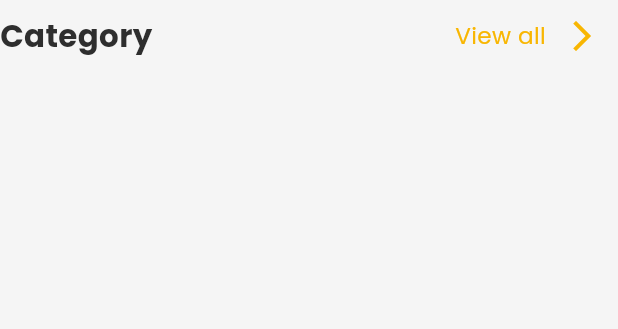
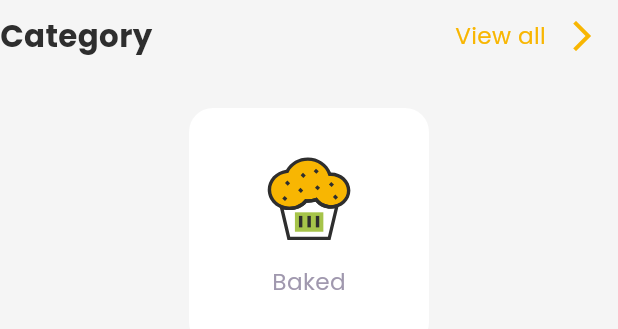
Before and after one commit to MohamedEssami20/simple_dashboard, a Flutter app: the CategorySection widget shown alone on an empty page, opened directly, on a phone screen of 412 x 824 dp. Shown: the top 329 px of the screen. Run offline on Flutter 3.47's test engine with Material 3 defaults, Android fonts, the phone set to English and light mode, and no system bars; our stand-ins replace flutter_svg, google_fonts.

Commit message:
create category item widget

```diff
--- a/lib/helper/assets.dart
+++ b/lib/helper/assets.dart
@@ -1,6 +1,10 @@
 // ignore_for_file: prefer_single_quotes
 class Assets {
   Assets._();
+
+  /// Assets for assetsIconsBakedIcon
+  /// assets/icons/Baked_icon.svg
+  static const String assetsIconsBakedIcon = "assets/icons/Baked_icon.svg";
 
   /// Assets for assetsIconsBannerCurveLeftBottom
   /// assets/icons/banner_curve_left_bottom.svg
@@ -18,6 +22,18 @@ class Assets {
   /// assets/icons/Bills_icon.svg
   static const String assetsIconsBillsIcon = "assets/icons/Bills_icon.svg";
 
+  /// Assets for assetsIconsBurgerIcon
+  /// assets/icons/Burger_icon.svg
+  static const String assetsIconsBurgerIcon = "assets/icons/Burger_icon.svg";
+
+  /// Assets for assetsIconsChickenIcon
+  /// assets/icons/Chicken_icon.svg
+  static const String assetsIconsChickenIcon = "assets/icons/Chicken_icon.svg";
+
+  /// Assets for assetsIconsCoffeeIcon
+  /// assets/icons/Coffee_icon.svg
+  static const String assetsIconsCoffeeIcon = "assets/icons/Coffee_icon.svg";
+
   /// Assets for assetsIconsCruveCard
   /// assets/icons/cruve_card.svg
   static const String assetsIconsCruveCard = "assets/icons/cruve_card.svg";
@@ -29,6 +45,10 @@ class Assets {
   /// Assets for assetsIconsFavoriteIcon
   /// assets/icons/favorite_icon.svg
   static const String assetsIconsFavoriteIcon = "assets/icons/favorite_icon.svg";
+
+  /// Assets for assetsIconsFishIcon
+  /// assets/icons/Fish_icon.svg
+  static const String assetsIconsFishIcon = "assets/icons/Fish_icon.svg";
 
   /// Assets for assetsIconsImageWoman
   /// assets/icons/image_woman.png
@@ -42,6 +62,10 @@ class Assets {
   /// assets/icons/order_history_icon.svg
   static const String assetsIconsOrderHistoryIcon = "assets/icons/order_history_icon.svg";
 
+  /// Assets for assetsIconsPizzaIcon
+  /// assets/icons/pizza_icon.svg
+  static const String assetsIconsPizzaIcon = "assets/icons/pizza_icon.svg";
+
   /// Assets for assetsIconsRestaurantLocationIcon
   /// assets/icons/Restaurant_Location_icon.svg
   static const String assetsIconsRestaurantLocationIcon = "assets/icons/Restaurant_Location_icon.svg";
--- /dev/null
+++ b/lib/widgets/category_item.dart
@@ -0,0 +1,44 @@
+import 'package:flutter/material.dart';
+import 'package:flutter_svg/svg.dart';
+
+import '../helper/assets.dart';
+import '../helper/constant.dart';
+import '../helper/font_styles.dart';
+
+class CategoryItem extends StatelessWidget {
+  const CategoryItem({super.key});
+
+  @override
+  Widget build(BuildContext context) {
+    return FittedBox(
+      fit: BoxFit.scaleDown,
+      child: Container(
+        width: 160,
+        padding: const EdgeInsets.all(32),
+        decoration: ShapeDecoration(
+          color: Constant.primaryColor,
+          shape: RoundedRectangleBorder(
+            borderRadius: BorderRadius.circular(16),
+          ),
+        ),
+        child: Column(
+          mainAxisSize: MainAxisSize.max,
+          mainAxisAlignment: MainAxisAlignment.center,
+          crossAxisAlignment: CrossAxisAlignment.center,
+          children: [
+            SvgPicture.asset(Assets.assetsIconsBakedIcon),
+            const SizedBox(
+              height: 16,
+            ),
+            Text(
+              'Baked',
+              style: FontStyles().regular18(context).copyWith(
+                    color: const Color(0xFFA098AE),
+                  ),
+            ),
+          ],
+        ),
+      ),
+    );
+  }
+}
--- a/lib/widgets/category_section.dart
+++ b/lib/widgets/category_section.dart
@@ -1,7 +1,10 @@
+import 'package:dashboard_two/helper/assets.dart';
 import 'package:flutter/material.dart';
+import 'package:flutter_svg/flutter_svg.dart';
 
 import '../helper/constant.dart';
 import '../helper/font_styles.dart';
+import 'category_item.dart';
 
 class CategorySection extends StatelessWidget {
   const CategorySection({super.key});
@@ -36,7 +39,11 @@ class CategorySection extends StatelessWidget {
               ],
             ),
           ],
-        )
+        ),
+        const SizedBox(
+          height: 24,
+        ),
+        const CategoryItem()
       ],
     );
   }
```
Also changed, not shown: assets/icons/Baked_icon.svg (added), assets/icons/Burger_icon.svg (added), assets/icons/Chicken_icon.svg (added), assets/icons/Coffee_icon.svg (added), assets/icons/Fish_icon.svg (added), assets/icons/pizza_icon.svg (added).
